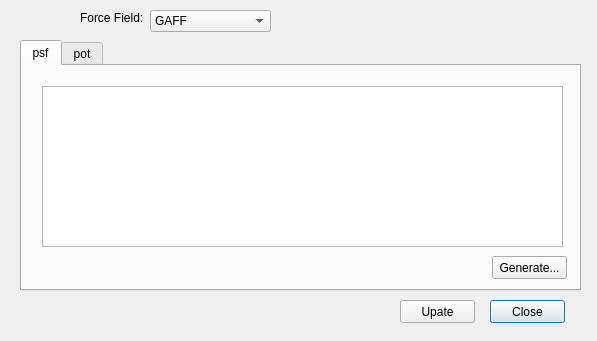
Above: cp2k/psfpotdialog.ui from brhr-iwao/libavogadro1cp2k before the change. Below: the same form after it.
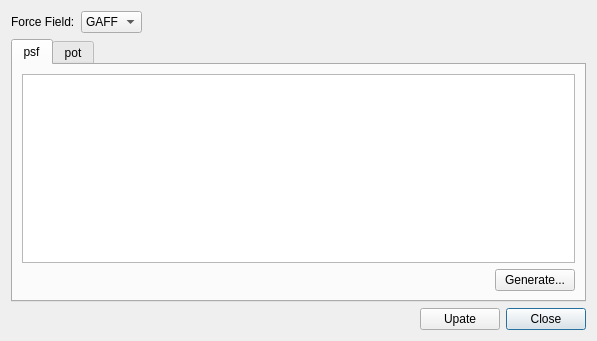
That is the form after the change.

Commit message: corrected dialog layouts

Patch:
```diff
--- a/cp2k/psfpotdialog.ui
+++ b/cp2k/psfpotdialog.ui
@@ -13,15 +13,42 @@
   <property name="windowTitle">
    <string>psf/pot generator</string>
   </property>
+  <layout class="QGridLayout" name="gridLayout_3">
+   <item row="0" column="0">
+    <layout class="QHBoxLayout" name="horizontalLayout">
+     <item>
+      <widget class="QLabel" name="ffComboLabel">
+       <property name="text">
+        <string>Force Field:</string>
+       </property>
+      </widget>
+     </item>
+     <item>
+      <widget class="QComboBox" name="ffCombo">
+       <item>
+        <property name="text">
+         <string>GAFF</string>
+        </property>
+       </item>
+      </widget>
+     </item>
+     <item>
+      <spacer name="horizontalSpacer">
+       <property name="orientation">
+        <enum>Qt::Horizontal</enum>
+       </property>
+       <property name="sizeHint" stdset="0">
+        <size>
+         <width>40</width>
+         <height>20</height>
+        </size>
+       </property>
+      </spacer>
+     </item>
+    </layout>
+   </item>
+   <item row="1" column="0">
   <widget class="QTabWidget" name="psfpotTab">
-   <property name="geometry">
-    <rect>
-     <x>20</x>
-     <y>40</y>
-     <width>561</width>
-     <height>251</height>
-    </rect>
-   </property>
    <property name="currentIndex">
     <number>0</number>
    </property>
@@ -29,25 +56,25 @@
     <attribute name="title">
      <string>psf</string>
     </attribute>
-    <widget class="QTextEdit" name="psfPreviewText">
-     <property name="geometry">
-      <rect>
-       <x>20</x>
-       <y>20</y>
-       <width>521</width>
-       <height>161</height>
-      </rect>
-     </property>
-    </widget>
+      <layout class="QGridLayout" name="gridLayout">
+       <item row="0" column="0" colspan="2">
+        <widget class="QTextEdit" name="psfPreviewText"/>
+       </item>
+       <item row="1" column="0">
+        <spacer name="horizontalSpacer_2">
+         <property name="orientation">
+          <enum>Qt::Horizontal</enum>
+         </property>
+         <property name="sizeHint" stdset="0">
+          <size>
+           <width>471</width>
+           <height>20</height>
+          </size>
+         </property>
+        </spacer>
+       </item>
+       <item row="1" column="1">
     <widget class="QPushButton" name="psfGenerateButton">
-     <property name="geometry">
-      <rect>
-       <x>470</x>
-       <y>190</y>
-       <width>75</width>
-       <height>23</height>
-      </rect>
-     </property>
      <property name="text">
       <string>Generate...</string>
      </property>
@@ -55,30 +82,32 @@
       <bool>false</bool>
      </property>
     </widget>
+       </item>
+      </layout>
    </widget>
    <widget class="QWidget" name="potGeneratorTab">
     <attribute name="title">
      <string>pot</string>
     </attribute>
-    <widget class="QTextEdit" name="potPreviewText">
-     <property name="geometry">
-      <rect>
-       <x>20</x>
-       <y>20</y>
-       <width>521</width>
-       <height>161</height>
-      </rect>
-     </property>
-    </widget>
+      <layout class="QGridLayout" name="gridLayout_2">
+       <item row="0" column="0" colspan="2">
+        <widget class="QTextEdit" name="potPreviewText"/>
+       </item>
+       <item row="1" column="0">
+        <spacer name="horizontalSpacer_3">
+         <property name="orientation">
+          <enum>Qt::Horizontal</enum>
+         </property>
+         <property name="sizeHint" stdset="0">
+          <size>
+           <width>471</width>
+           <height>20</height>
+          </size>
+         </property>
+        </spacer>
+       </item>
+       <item row="1" column="1">
     <widget class="QPushButton" name="potGenerateButton">
-     <property name="geometry">
-      <rect>
-       <x>470</x>
-       <y>190</y>
-       <width>75</width>
-       <height>23</height>
-      </rect>
-     </property>
      <property name="text">
       <string>Generate...</string>
      </property>
@@ -86,45 +115,38 @@
       <bool>false</bool>
      </property>
     </widget>
-   </widget>
-  </widget>
-  <widget class="QComboBox" name="ffCombo">
-   <property name="geometry">
-    <rect>
-     <x>150</x>
-     <y>10</y>
-     <width>121</width>
-     <height>22</height>
-    </rect>
-   </property>
+       </item>
+      </layout>
+     </widget>
+    </widget>
+   </item>
+   <item row="2" column="0">
+    <layout class="QHBoxLayout" name="horizontalLayout_2">
    <item>
-    <property name="text">
-     <string>GAFF</string>
-    </property>
-   </item>
-  </widget>
-  <widget class="QLabel" name="ffComboLabel">
-   <property name="geometry">
-    <rect>
-     <x>80</x>
-     <y>10</y>
-     <width>71</width>
-     <height>16</height>
-    </rect>
-   </property>
+      <spacer name="horizontalSpacer_4">
+       <property name="orientation">
+        <enum>Qt::Horizontal</enum>
+       </property>
+       <property name="sizeHint" stdset="0">
+        <size>
+         <width>40</width>
+         <height>20</height>
+        </size>
+       </property>
+      </spacer>
+     </item>
+     <item>
+      <widget class="QPushButton" name="updatePreviewButton">
    <property name="text">
-    <string>Force Field:</string>
-   </property>
-  </widget>
+        <string>Upate</string>
+       </property>
+       <property name="autoDefault">
+        <bool>false</bool>
+       </property>
+      </widget>
+     </item>
+     <item>
   <widget class="QPushButton" name="closeButton">
-   <property name="geometry">
-    <rect>
-     <x>490</x>
-     <y>300</y>
-     <width>75</width>
-     <height>23</height>
-    </rect>
-   </property>
    <property name="text">
     <string>Close</string>
    </property>
@@ -132,22 +154,10 @@
     <bool>true</bool>
    </property>
   </widget>
-  <widget class="QPushButton" name="updatePreviewButton">
-   <property name="geometry">
-    <rect>
-     <x>400</x>
-     <y>300</y>
-     <width>75</width>
-     <height>23</height>
-    </rect>
-   </property>
-   <property name="text">
-    <string>Upate</string>
-   </property>
-   <property name="autoDefault">
-    <bool>false</bool>
-   </property>
-  </widget>
+     </item>
+    </layout>
+   </item>
+  </layout>
  </widget>
  <resources/>
  <connections/>
```
Lines whose indentation alone changed are shown as unchanged. The commit also changes 2 other files.
